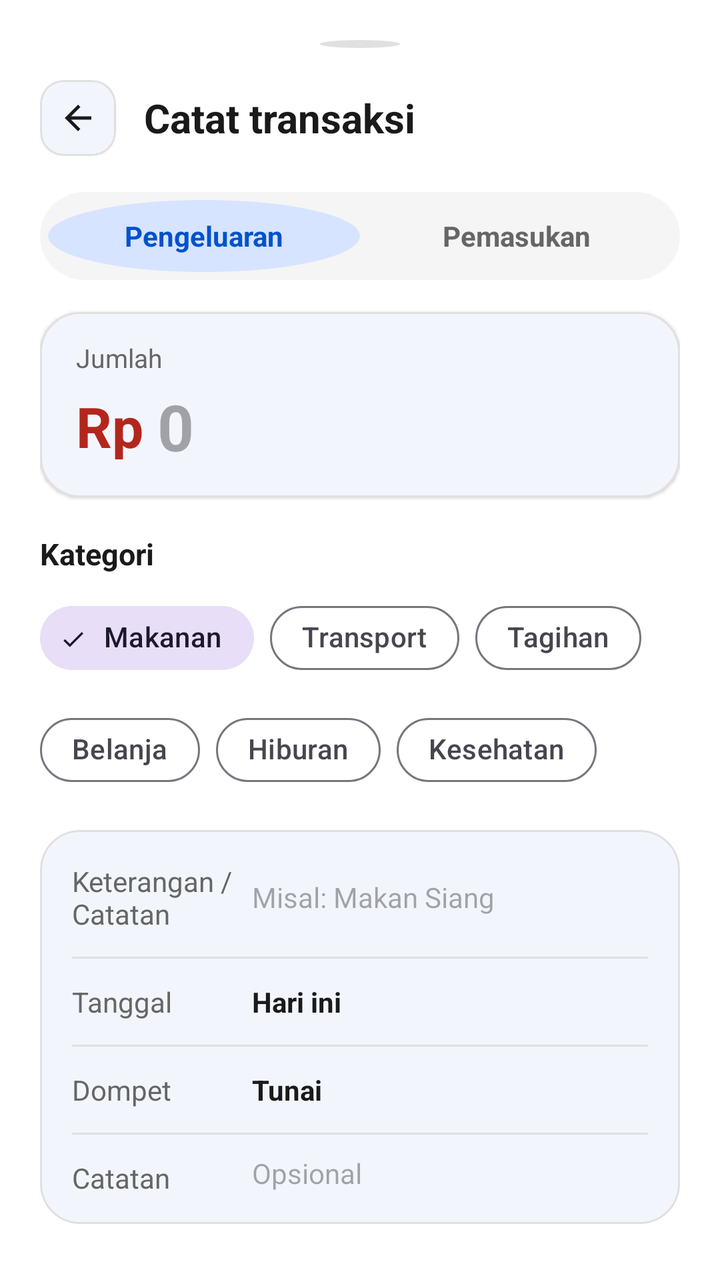
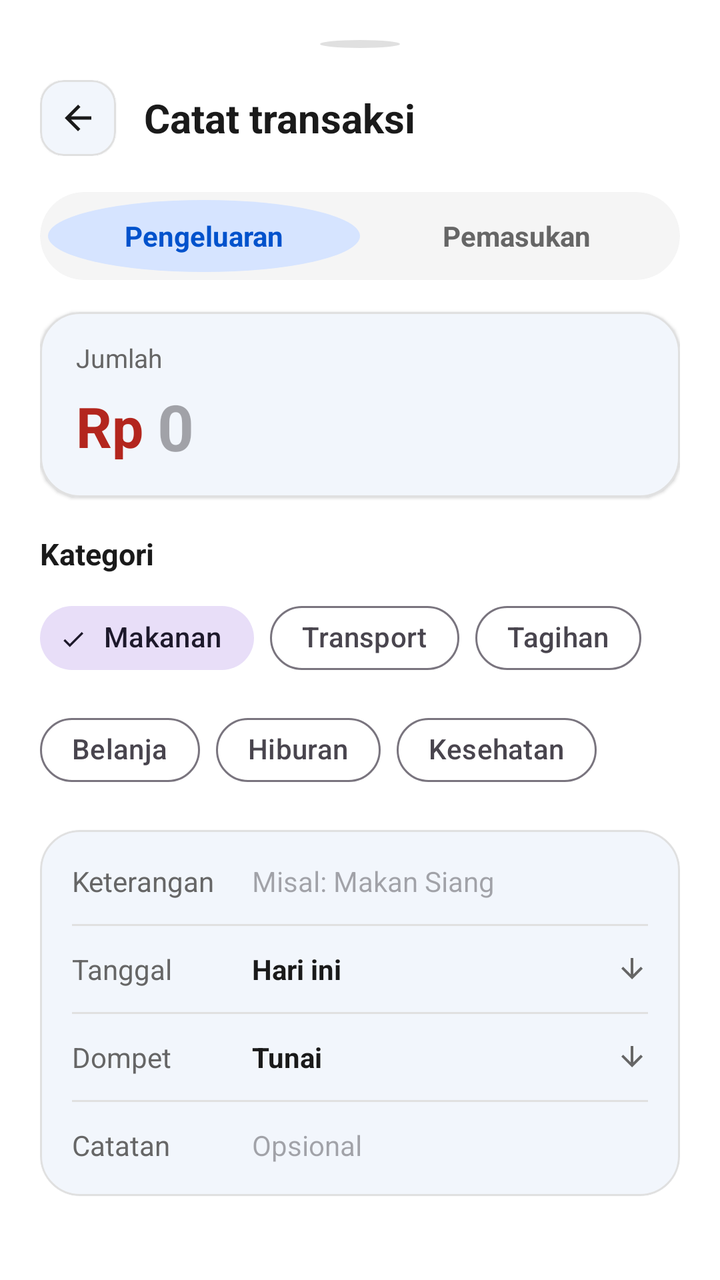

Two renders of the same Android screen: before a commit and after it. Below are the layout's source before the change and the commit's diff.
<!-- AndroidManifest.xml: application theme Theme.Keuangan -->
<!-- res/layout/bottom_sheet_add_transaction.xml -->
<?xml version="1.0" encoding="utf-8"?>
<LinearLayout
    xmlns:android="http://schemas.android.com/apk/res/android"
    xmlns:app="http://schemas.android.com/apk/res-auto"
    android:layout_width="match_parent"
    android:layout_height="wrap_content"
    android:background="@color/brand_background"
    android:orientation="vertical"
    android:paddingHorizontal="20dp"
    android:paddingTop="20dp"
    android:paddingBottom="28dp">

    
    <View
        android:layout_width="40dp"
        android:layout_height="4dp"
        android:layout_gravity="center_horizontal"
        android:layout_marginBottom="16dp"
        android:background="@drawable/bg_circle"
        android:backgroundTint="@color/brand_outline" />

    
    <LinearLayout
        android:layout_width="match_parent"
        android:layout_height="wrap_content"
        android:gravity="center_vertical"
        android:orientation="horizontal">

        <com.google.android.material.card.MaterialCardView
            android:id="@+id/btnBackModal"
            android:layout_width="38dp"
            android:layout_height="38dp"
            app:cardBackgroundColor="@color/brand_surface"
            app:cardCornerRadius="12dp"
            app:cardElevation="1dp"
            app:strokeColor="@color/brand_outline"
            app:strokeWidth="1dp">

            <ImageView
                android:layout_width="20dp"
                android:layout_height="20dp"
                android:layout_gravity="center"
                android:src="@drawable/ic_arrow_back"
                app:tint="@color/brand_text_primary" />
        </com.google.android.material.card.MaterialCardView>

        <TextView
            android:layout_width="wrap_content"
            android:layout_height="wrap_content"
            android:layout_marginStart="14dp"
            android:text="Catat transaksi"
            android:textColor="@color/brand_text_primary"
            android:textSize="20sp"
            android:textStyle="bold" />
    </LinearLayout>

    
    <com.google.android.material.card.MaterialCardView
        android:layout_width="match_parent"
        android:layout_height="44dp"
        android:layout_marginTop="18dp"
        app:cardBackgroundColor="@color/brand_surface_container"
        app:cardCornerRadius="22dp"
        app:cardElevation="0dp"
        app:strokeWidth="0dp">

        <LinearLayout
            android:layout_width="match_parent"
            android:layout_height="match_parent"
            android:orientation="horizontal"
            android:padding="4dp">

            <TextView
                android:id="@+id/btnTabExpense"
                android:layout_width="0dp"
                android:layout_height="match_parent"
                android:layout_weight="1"
                android:background="@drawable/bg_circle"
                android:backgroundTint="@color/brand_light_blue"
                android:gravity="center"
                android:text="Pengeluaran"
                android:textColor="@color/brand_blue"
                android:textSize="14sp"
                android:textStyle="bold" />

            <TextView
                android:id="@+id/btnTabIncome"
                android:layout_width="0dp"
                android:layout_height="match_parent"
                android:layout_weight="1"
                android:background="@android:color/transparent"
                android:gravity="center"
                android:text="Pemasukan"
                android:textColor="@color/brand_text_secondary"
                android:textSize="14sp"
                android:textStyle="bold" />
        </LinearLayout>
    </com.google.android.material.card.MaterialCardView>

    
    <com.google.android.material.card.MaterialCardView
        android:layout_width="match_parent"
        android:layout_height="wrap_content"
        android:layout_marginTop="16dp"
        app:cardBackgroundColor="@color/brand_surface"
        app:cardCornerRadius="20dp"
        app:cardElevation="1dp"
        app:strokeColor="@color/brand_outline"
        app:strokeWidth="1dp">

        <LinearLayout
            android:layout_width="match_parent"
            android:layout_height="wrap_content"
            android:orientation="vertical"
            android:paddingHorizontal="18dp"
            android:paddingVertical="14dp">

            <TextView
                android:layout_width="wrap_content"
                android:layout_height="wrap_content"
                android:text="Jumlah"
                android:textColor="@color/brand_text_secondary"
                android:textSize="13sp" />

            <LinearLayout
                android:layout_width="match_parent"
                android:layout_height="wrap_content"
                android:layout_marginTop="4dp"
                android:gravity="center_vertical"
                android:orientation="horizontal">

                <TextView
                    android:id="@+id/tvCurrencyPrefix"
                    android:layout_width="wrap_content"
                    android:layout_height="wrap_content"
                    android:text="Rp "
                    android:textColor="@color/expense_red"
                    android:textSize="28sp"
                    android:textStyle="bold" />

                <EditText
                    android:id="@+id/etModalAmount"
                    android:layout_width="match_parent"
                    android:layout_height="wrap_content"
                    android:background="@android:color/transparent"
                    android:hint="0"
                    android:inputType="numberDecimal"
                    android:textColor="@color/expense_red"
                    android:textSize="32sp"
                    android:textStyle="bold" />
            </LinearLayout>
        </LinearLayout>
    </com.google.android.material.card.MaterialCardView>

    
    <TextView
        android:layout_width="wrap_content"
        android:layout_height="wrap_content"
        android:layout_marginTop="18dp"
        android:layout_marginBottom="8dp"
        android:text="Kategori"
        android:textColor="@color/brand_text_primary"
        android:textSize="15sp"
        android:textStyle="bold" />

    
    <com.google.android.material.chip.ChipGroup
        android:id="@+id/cgCategories"
        android:layout_width="match_parent"
        android:layout_height="wrap_content"
        app:selectionRequired="true"
        app:singleSelection="true">

        <com.google.android.material.chip.Chip
            android:id="@+id/chipFood"
            style="@style/Widget.Material3.Chip.Filter"
            android:layout_width="wrap_content"
            android:layout_height="wrap_content"
            android:checked="true"
            android:text="Makanan"
            app:chipCornerRadius="22dp" />

        <com.google.android.material.chip.Chip
            android:id="@+id/chipTransport"
            style="@style/Widget.Material3.Chip.Filter"
            android:layout_width="wrap_content"
            android:layout_height="wrap_content"
            android:text="Transport"
            app:chipCornerRadius="22dp" />

        <com.google.android.material.chip.Chip
            android:id="@+id/chipBills"
            style="@style/Widget.Material3.Chip.Filter"
            android:layout_width="wrap_content"
            android:layout_height="wrap_content"
            android:text="Tagihan"
            app:chipCornerRadius="22dp" />

        <com.google.android.material.chip.Chip
            android:id="@+id/chipShopping"
            style="@style/Widget.Material3.Chip.Filter"
            android:layout_width="wrap_content"
            android:layout_height="wrap_content"
            android:text="Belanja"
            app:chipCornerRadius="22dp" />

        <com.google.android.material.chip.Chip
            android:id="@+id/chipEntertainment"
            style="@style/Widget.Material3.Chip.Filter"
            android:layout_width="wrap_content"
            android:layout_height="wrap_content"
            android:text="Hiburan"
            app:chipCornerRadius="22dp" />

        <com.google.android.material.chip.Chip
            android:id="@+id/chipHealth"
            style="@style/Widget.Material3.Chip.Filter"
            android:layout_width="wrap_content"
            android:layout_height="wrap_content"
            android:text="Kesehatan"
            app:chipCornerRadius="22dp" />
    </com.google.android.material.chip.ChipGroup>

    
    <com.google.android.material.card.MaterialCardView
        android:layout_width="match_parent"
        android:layout_height="wrap_content"
        android:layout_marginTop="16dp"
        app:cardBackgroundColor="@color/brand_surface"
        app:cardCornerRadius="20dp"
        app:cardElevation="1dp"
        app:strokeColor="@color/brand_outline"
        app:strokeWidth="1dp">

        <LinearLayout
            android:layout_width="match_parent"
            android:layout_height="wrap_content"
            android:orientation="vertical"
            android:padding="16dp">

            
            <LinearLayout
                android:layout_width="match_parent"
                android:layout_height="wrap_content"
                android:gravity="center_vertical"
                android:orientation="horizontal">

                <TextView
                    android:layout_width="90dp"
                    android:layout_height="wrap_content"
                    android:text="Keterangan / Catatan"
                    android:textColor="@color/brand_text_secondary"
                    android:textSize="14sp" />

                <EditText
                    android:id="@+id/etModalTitle"
                    android:layout_width="0dp"
                    android:layout_height="wrap_content"
                    android:layout_weight="1"
                    android:background="@android:color/transparent"
                    android:hint="Misal: Makan Siang"
                    android:inputType="textCapSentences"
                    android:textColor="@color/brand_text_primary"
                    android:textSize="14sp" />
            </LinearLayout>

            <View
                android:layout_width="match_parent"
                android:layout_height="1dp"
                android:layout_marginVertical="12dp"
                android:background="@color/brand_outline" />

            
            <LinearLayout
                android:layout_width="match_parent"
                android:layout_height="wrap_content"
                android:gravity="center_vertical"
                android:orientation="horizontal">

                <TextView
                    android:layout_width="90dp"
                    android:layout_height="wrap_content"
                    android:text="Tanggal"
                    android:textColor="@color/brand_text_secondary"
                    android:textSize="14sp" />

                <TextView
                    android:id="@+id/tvModalDate"
                    android:layout_width="0dp"
                    android:layout_height="wrap_content"
                    android:layout_weight="1"
                    android:text="Hari ini"
                    android:textColor="@color/brand_text_primary"
                    android:textSize="14sp"
                    android:textStyle="bold" />
            </LinearLayout>

            <View
                android:layout_width="match_parent"
                android:layout_height="1dp"
                android:layout_marginVertical="12dp"
                android:background="@color/brand_outline" />

            
            <LinearLayout
                android:layout_width="match_parent"
                android:layout_height="wrap_content"
                android:gravity="center_vertical"
                android:orientation="horizontal">

                <TextView
                    android:layout_width="90dp"
                    android:layout_height="wrap_content"
                    android:text="Dompet"
                    android:textColor="@color/brand_text_secondary"
                    android:textSize="14sp" />

                <TextView
                    android:layout_width="0dp"
                    android:layout_height="wrap_content"
                    android:layout_weight="1"
                    android:text="Tunai"
                    android:textColor="@color/brand_text_primary"
                    android:textSize="14sp"
                    android:textStyle="bold" />
            </LinearLayout>

            <View
                android:layout_width="match_parent"
                android:layout_height="1dp"
                android:layout_marginVertical="12dp"
                android:background="@color/brand_outline" />

            
            <LinearLayout
                android:layout_width="match_parent"
                android:layout_height="wrap_content"
                android:gravity="center_vertical"
                android:orientation="horizontal">

                <TextView
                    android:layout_width="90dp"
                    android:layout_height="wrap_content"
                    android:text="Catatan"
                    android:textColor="@color/brand_text_secondary"
                    android:textSize="14sp" />

                <EditText
                    android:id="@+id/etModalNote"
                    android:layout_width="0dp"
                    android:layout_height="wrap_content"
                    android:layout_weight="1"
                    android:background="@android:color/transparent"
                    android:hint="Opsional"
                    android:textColor="@color/brand_text_primary"
                    android:textSize="14sp" />
            </LinearLayout>
        </LinearLayout>
    </com.google.android.material.card.MaterialCardView>

    
    <com.google.android.material.button.MaterialButton
        android:id="@+id/btnModalSave"
        android:layout_width="match_parent"
        android:layout_height="54dp"
        android:layout_marginTop="22dp"
        android:text="Simpan catatan"
        android:textColor="#FFFFFF"
        android:textSize="16sp"
        android:textStyle="bold"
        app:backgroundTint="@color/brand_blue"
        app:cornerRadius="27dp"
        app:elevation="2dp" />
</LinearLayout>
<!-- resources referenced by this layout -->
<resources>
  <color name="brand_background">#FFFFFF</color>
  <color name="brand_blue">#0052CC</color>
  <color name="brand_light_blue">#D6E4FF</color>
  <color name="brand_outline">#E0E0E0</color>
  <color name="brand_surface">#FFFFFF</color>
  <color name="brand_surface_container">#F5F5F5</color>
  <color name="brand_text_primary">#1A1A1A</color>
  <color name="brand_text_secondary">#666666</color>
  <color name="expense_red">#B3261E</color>
  <!-- drawable bg_circle (drawable) -->
  <shape xmlns:android="http://schemas.android.com/apk/res/android"
      android:shape="oval">
      <solid android:color="@color/income_container" />
  </shape>
  <!-- drawable ic_arrow_back (drawable) -->
  <vector xmlns:android="http://schemas.android.com/apk/res/android"
      android:width="24dp"
      android:height="24dp"
      android:viewportWidth="24"
      android:viewportHeight="24">
      <path
          android:fillColor="#FF1A1A1A"
          android:pathData="M20,11H7.83l5.59,-5.59L12,4l-8,8 8,8 1.41,-1.41L7.83,13H20v-2z"/>
  </vector>
  <style name="Theme.Keuangan" parent="Theme.Material3.DayNight.NoActionBar">
          <item name="colorPrimary">@color/md_theme_light_primary</item>
          <item name="colorOnPrimary">@color/md_theme_light_onPrimary</item>
          <item name="colorPrimaryContainer">@color/md_theme_light_primaryContainer</item>
          <item name="colorOnPrimaryContainer">@color/md_theme_light_onPrimaryContainer</item>
          <item name="colorTertiary">@color/chart_food</item>
          <item name="colorOnTertiary">#FFFFFF</item>
          <item name="colorTertiaryContainer">#FFE08A</item>
          <item name="colorOnTertiaryContainer">#3D2817</item>
          <item name="android:colorBackground">@color/md_theme_light_background</item>
          <item name="colorSurface">@color/md_theme_light_surface</item>
          <item name="colorOnSurface">@color/md_theme_light_onSurface</item>
          <item name="colorSurfaceContainer">@color/md_theme_light_surfaceContainer</item>
          <item name="colorOnSurfaceVariant">#49454E</item>
          <item name="colorOutline">#79747E</item>
          <item name="android:statusBarColor">@color/md_theme_light_background</item>
          <item name="android:windowLightStatusBar">true</item>
      </style>
  <color name="income_container">#B3E5B3</color>
  <color name="md_theme_light_primary">#0B57D0</color>
  <color name="md_theme_light_onPrimary">#FFFFFF</color>
  <color name="md_theme_light_primaryContainer">#C2DAFF</color>
  <color name="md_theme_light_onPrimaryContainer">#041E49</color>
  <color name="chart_food">#0B57D0</color>
  <color name="md_theme_light_background">#FAF6ED</color>
  <color name="md_theme_light_surface">#FFFFFF</color>
  <color name="md_theme_light_onSurface">#111827</color>
  <color name="md_theme_light_surfaceContainer">#FAF6ED</color>
</resources>

<!-- the commit's change to res/layout/bottom_sheet_add_transaction.xml (unified diff, before → after) -->
@@ -248,7 +248,7 @@
                 <TextView
                     android:layout_width="90dp"
                     android:layout_height="wrap_content"
-                    android:text="Keterangan / Catatan"
+                    android:text="Keterangan"
                     android:textColor="@color/brand_text_secondary"
                     android:textSize="14sp" />
 
@@ -293,6 +293,12 @@
                     android:textColor="@color/brand_text_primary"
                     android:textSize="14sp"
                     android:textStyle="bold" />
+
+                <ImageView
+                    android:layout_width="16dp"
+                    android:layout_height="16dp"
+                    android:src="@drawable/ic_arrow_downward"
+                    app:tint="@color/brand_text_secondary" />
             </LinearLayout>
 
             <View
@@ -316,6 +322,7 @@
                     android:textSize="14sp" />
 
                 <TextView
+                    android:id="@+id/tvModalWallet"
                     android:layout_width="0dp"
                     android:layout_height="wrap_content"
                     android:layout_weight="1"
@@ -323,6 +330,12 @@
                     android:textColor="@color/brand_text_primary"
                     android:textSize="14sp"
                     android:textStyle="bold" />
+
+                <ImageView
+                    android:layout_width="16dp"
+                    android:layout_height="16dp"
+                    android:src="@drawable/ic_arrow_downward"
+                    app:tint="@color/brand_text_secondary" />
             </LinearLayout>
 
             <View
<!-- resource entries referenced after the edit -->
@@ -23,6 +23,16 @@
       <path
           android:fillColor="#FF1A1A1A"
           android:pathData="M20,11H7.83l5.59,-5.59L12,4l-8,8 8,8 1.41,-1.41L7.83,13H20v-2z"/>
+  </vector>
+  <!-- drawable ic_arrow_downward (drawable) -->
+  <vector xmlns:android="http://schemas.android.com/apk/res/android"
+      android:width="24dp"
+      android:height="24dp"
+      android:viewportWidth="24"
+      android:viewportHeight="24">
+    <path
+        android:fillColor="#FFFFFFFF"
+        android:pathData="M20,12l-1.41,-1.41L13,16.17V4h-2v12.17l-5.58,-5.59L4,12l8,8 8,-8z"/>
   </vector>
   <style name="Theme.Keuangan" parent="Theme.Material3.DayNight.NoActionBar">
           <item name="colorPrimary">@color/md_theme_light_primary</item>
